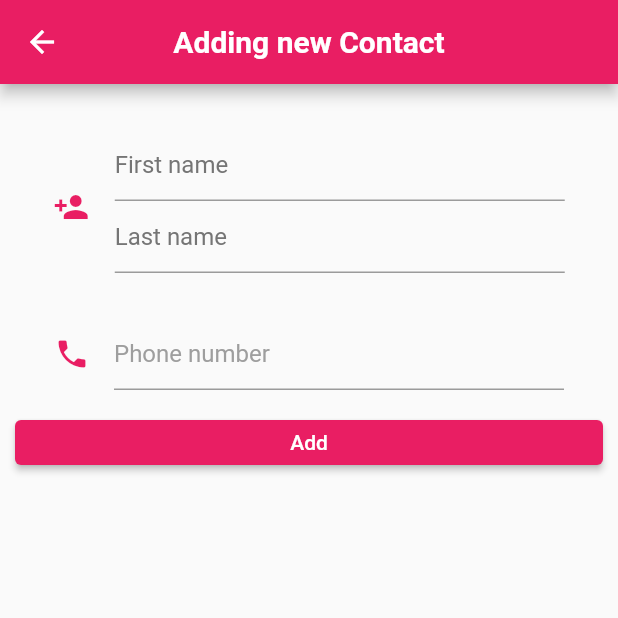
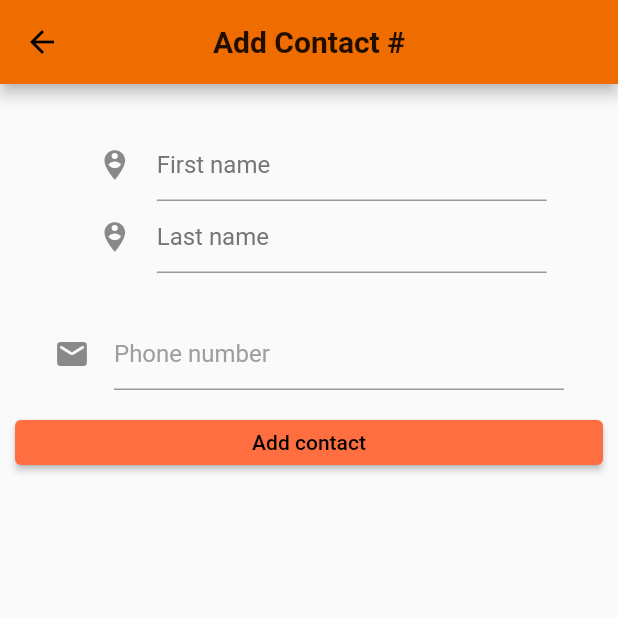
Before and after one commit to RLD-gitbash/phonebook_app, a Flutter app: the screen it shows after launch, after a tap on the "add" icon, on a phone screen of 412 x 824 dp, the top half of it. Run offline on Flutter 3.47's test engine with Material 2 defaults, Android fonts, the phone set to English and light mode, and no system bars; network calls fail.

Commit message:
app_version1

```diff
--- a/lib/Page/EditDataPage.dart
+++ b/lib/Page/EditDataPage.dart
@@ -104,7 +104,7 @@ Widget input(String passedID, String passedFname, String passedLname, String pas
 
                   },
                   child: Text("Save"),
-                  style: ElevatedButton.styleFrom(primary: Colors.pink),
+                  style: ElevatedButton.styleFrom(primary: Colors.deepOrangeAccent),
                 ),
               ),
             ),
--- a/lib/Page/Phonebook.dart
+++ b/lib/Page/Phonebook.dart
@@ -59,19 +59,25 @@ class _MainPageState extends State<MainPage> {
         centerTitle: true,
         title: Text("Phone Book"),
         leading: add(context),
+        backgroundColor: Colors.deepOrangeAccent,
+
       ),
       body: dataList(),
-      floatingActionButton: FloatingActionButton(child: Icon(Icons.wifi_protected_setup),onPressed: ()=>{Navigator.pushReplacement(
+      floatingActionButton: FloatingActionButton(child: Icon(Icons.refresh),onPressed: ()=>{Navigator.pushReplacement(
           context,
+
           MaterialPageRoute(
               builder: (BuildContext context) => super.widget))},),
+
+
+
     );
   }
 
   Widget dataList() {
     // If no data
     if (data.contains(null) || data.length < 0 || isLoading){
-      return Center(child: CircularProgressIndicator(valueColor: new AlwaysStoppedAnimation<Color>(Colors.red),),);
+      return Center(child: CircularProgressIndicator(valueColor: new AlwaysStoppedAnimation<Color>(Colors.deepOrangeAccent),),);
     }
     return ListView.builder(
       itemCount: data.length,
--- a/lib/Page/addDataPage.dart
+++ b/lib/Page/addDataPage.dart
@@ -18,10 +18,16 @@ class add_new extends StatelessWidget {
       appBar: AppBar(
         centerTitle: true,
         title: Text(
-          "Adding new Contact",
+          "Add Contact #",
           style: TextStyle(fontWeight: FontWeight.bold),
+
         ),
+        backgroundColor: Colors.orange.shade800,
+
+
       ),
+
+
       body: input(context),
     );
   }
@@ -48,10 +54,12 @@ Widget input(BuildContext context) {
                 width: 340,
                 child: TextField(
                   decoration: InputDecoration(
-                      icon: PhoneIcon(context),
+                      icon:Icon (Icons.mail_rounded),
+
                       hintText: "Phone number",
                       hintStyle: TextStyle(color: Colors.grey)),
                   controller: controllerThree,
+
                 ),
               ),
             ],
@@ -63,6 +71,7 @@ Widget input(BuildContext context) {
             Container(
               child: ConstrainedBox(
                 constraints: BoxConstraints.tightFor(width: 400,height: 30),
+
                 child: ElevatedButton(
                   onPressed: (){
                     //get value from the text
@@ -80,8 +89,10 @@ Widget input(BuildContext context) {
                     popupDialog(context);
 
                   },
-                  child: Text("Add"),
-                  style: ElevatedButton.styleFrom(primary: Colors.pink),
+                  child: Text("Add contact"),
+
+                  style: ElevatedButton.styleFrom(primary: Colors.deepOrangeAccent),
+
                 ),
               ),
             ),
@@ -99,8 +110,8 @@ Widget insertName(BuildContext context) {
     children: [
       Container(
           padding: EdgeInsets.fromLTRB(0, 40, 0, 0),
-          child: personIcon(context)),
-
+        ),
+ //child: personIcon(context)
       SizedBox(width: 17),
       //name
       Container(
@@ -110,12 +121,16 @@ Widget insertName(BuildContext context) {
             children: [
               TextField(
                   decoration: InputDecoration(
+                     icon:Icon (Icons.person_pin_circle),
                       hintText: "First name",
                       hintStyle: TextStyle(color: Colors.grey[600])),
               controller: controllerOne,
+
+
               ),
               TextField(
                   decoration: InputDecoration(
+                      icon:Icon (Icons.person_pin_circle),
                       hintText: "Last name",
                       hintStyle: TextStyle(color: Colors.grey[600])),
               controller: controllerTwo,
@@ -127,11 +142,11 @@ Widget insertName(BuildContext context) {
 }
 
 Widget personIcon(BuildContext context){
-  return Icon(Icons.person_add, color: Colors.pink);
+  return Icon(Icons.person_add, color: Colors.green.shade800);
 }
 
 Widget PhoneIcon(BuildContext context){
-  return Icon(Icons.phone,color: Colors.pink);
+  return Icon(Icons.phone,color: Colors.green.shade800);
 }
 
 Widget popupDialog(BuildContext context){
--- a/lib/main.dart
+++ b/lib/main.dart
@@ -1,7 +1,7 @@
 import 'package:flutter/material.dart';
 import 'Page/Phonebook.dart';
 import 'Page/addDataPage.dart';
-
+//var PORT = process
 void main() {
   runApp(MyApp());
 }
@@ -20,7 +20,7 @@ class _MyAppState extends State<MyApp> {
     return MaterialApp(
       title: "Phone Book",
       theme: ThemeData(
-        primarySwatch: Colors.pink
+        primarySwatch: Colors.amber
       ),
 
       home: MainPage(),
```
